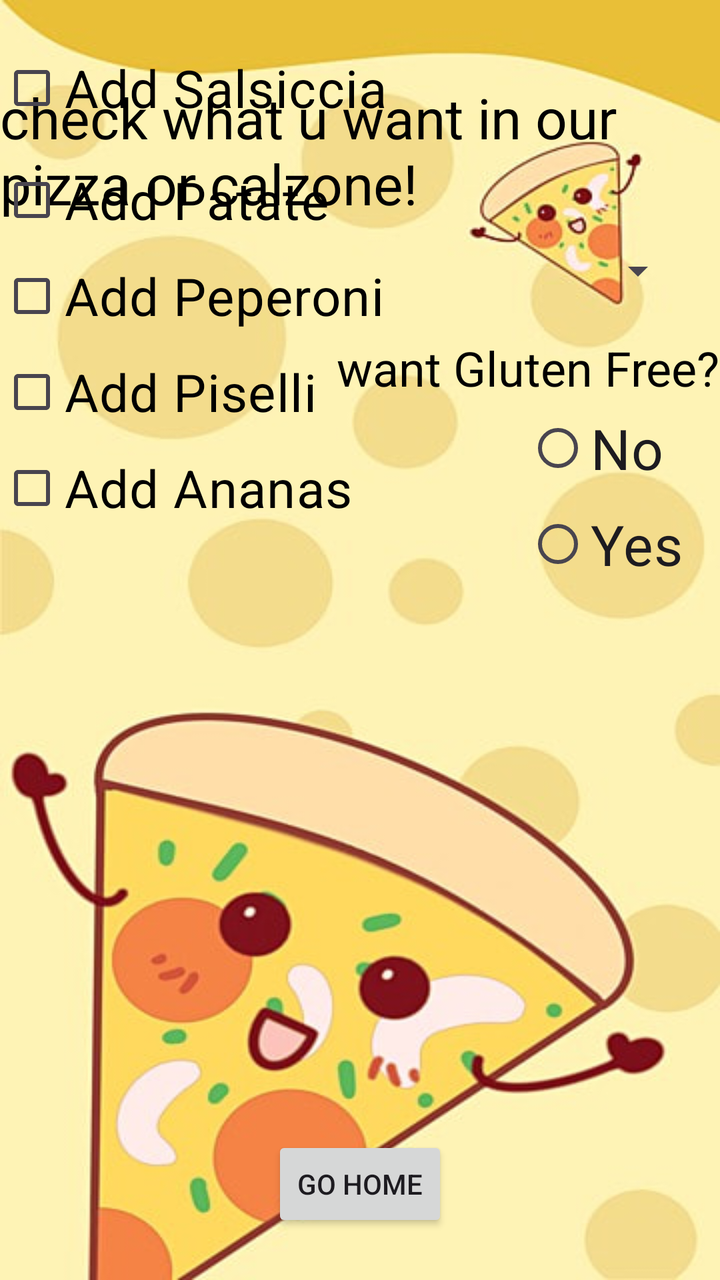
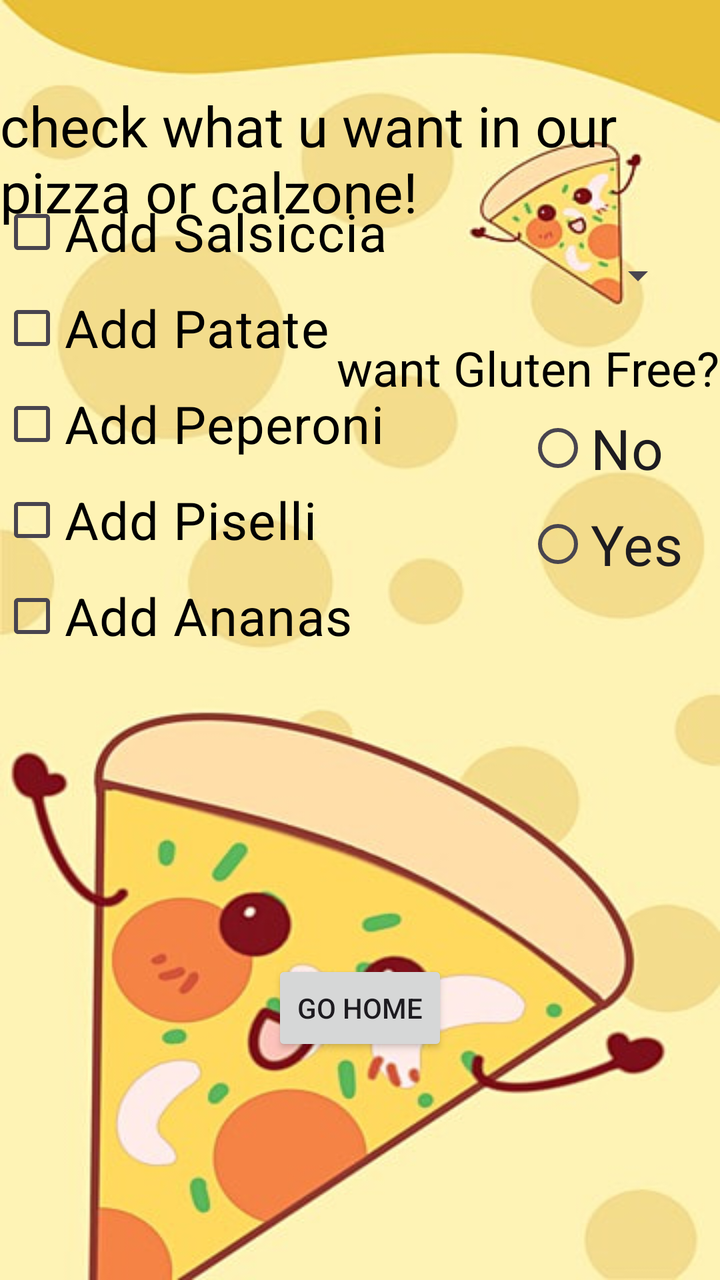

Compare the two renders of this Android layout. The source of the first and the diff that turns it into the second are given below.
<!-- AndroidManifest.xml: application theme Theme.App_life_cycle -->
<!-- res/layout/activity_widgets.xml -->
<?xml version="1.0" encoding="utf-8"?>
<androidx.constraintlayout.widget.ConstraintLayout xmlns:android="http://schemas.android.com/apk/res/android"
    xmlns:app="http://schemas.android.com/apk/res-auto"
    xmlns:tools="http://schemas.android.com/tools"
    android:id="@+id/main"
    android:layout_width="match_parent"
    android:layout_height="match_parent"
    android:background="@drawable/pizzaa"
    tools:context=".Activity_widgets">


    <TextView
        android:id="@+id/textView3"
        android:layout_width="wrap_content"
        android:layout_height="wrap_content"
        android:layout_marginTop="40dp"
        android:text="check what u want in our pizza or calzone!"
        android:textColor="@color/black"
        android:textSize="28sp"
        app:layout_constraintEnd_toEndOf="parent"
        app:layout_constraintStart_toStartOf="parent"
        app:layout_constraintTop_toTopOf="parent" />

    <CheckBox
        android:id="@+id/checkSalsiccia"
        android:layout_width="wrap_content"
        android:layout_height="wrap_content"
        android:layout_marginBottom="500dp"
        android:text="Add Salsiccia "
        android:textColor="@color/black"
        android:textSize="26dp"
        app:layout_constraintBottom_toTopOf="@+id/widgetToHome"
        app:layout_constraintEnd_toEndOf="parent"
        app:layout_constraintHorizontal_bias="0.0"
        app:layout_constraintStart_toStartOf="parent" />

    <CheckBox
        android:id="@+id/checkPatate"
        android:layout_width="wrap_content"
        android:layout_height="wrap_content"
        android:layout_marginBottom="444dp"
        android:text="Add Patate "
        android:textColor="@color/black"
        android:textSize="26dp"
        app:layout_constraintBottom_toTopOf="@+id/widgetToHome"
        app:layout_constraintEnd_toEndOf="parent"
        app:layout_constraintHorizontal_bias="0.0"
        app:layout_constraintStart_toStartOf="parent" />

    <CheckBox
        android:id="@+id/checkPisell"
        android:layout_width="wrap_content"
        android:layout_height="wrap_content"
        android:layout_marginBottom="348dp"
        android:text="Add Piselli "
        android:textColor="@color/black"
        android:textSize="26dp"
        app:layout_constraintBottom_toTopOf="@+id/widgetToHome"
        app:layout_constraintEnd_toEndOf="parent"
        app:layout_constraintHorizontal_bias="0.0"
        app:layout_constraintStart_toStartOf="parent" />

    <CheckBox
        android:id="@+id/checkAnanas"
        android:layout_width="wrap_content"
        android:layout_height="wrap_content"
        android:layout_marginBottom="300dp"
        android:text="Add Ananas "
        android:textColor="@color/black"
        android:textSize="26dp"
        app:layout_constraintBottom_toTopOf="@+id/widgetToHome"
        app:layout_constraintEnd_toEndOf="parent"
        app:layout_constraintHorizontal_bias="0.0"
        app:layout_constraintStart_toStartOf="parent" />

    <CheckBox
        android:id="@+id/checkPeperon"
        android:layout_width="wrap_content"
        android:layout_height="wrap_content"
        android:layout_marginBottom="396dp"
        android:text="Add Peperoni "
        android:textColor="@color/black"
        android:textSize="26dp"
        app:layout_constraintBottom_toTopOf="@+id/widgetToHome"
        app:layout_constraintEnd_toEndOf="parent"
        app:layout_constraintHorizontal_bias="0.0"
        app:layout_constraintStart_toStartOf="parent" />


    <Button
        android:id="@+id/widgetToHome"
        android:layout_width="wrap_content"
        android:layout_height="wrap_content"
        android:layout_marginBottom="24dp"
        android:text="Go Home"
        app:layout_constraintBottom_toBottomOf="parent"
        app:layout_constraintEnd_toEndOf="parent"
        app:layout_constraintStart_toStartOf="parent" />

    <TextView
        android:id="@+id/textView2"
        android:layout_width="wrap_content"
        android:layout_height="wrap_content"
        android:layout_marginBottom="440dp"
        android:text="want Gluten Free?"
        android:textColor="@color/black"
        android:textSize="24sp"
        app:layout_constraintBottom_toBottomOf="parent"
        app:layout_constraintEnd_toEndOf="parent"
        app:layout_constraintHorizontal_bias="1.0"
        app:layout_constraintStart_toStartOf="parent" />

    <RadioGroup
        android:id="@+id/radioGroup1"
        android:layout_width="91dp"
        android:layout_height="112dp"
        android:layout_marginBottom="328dp"
        android:orientation="vertical"
        app:layout_constraintBottom_toBottomOf="parent"
        app:layout_constraintEnd_toEndOf="@+id/textView2"
        app:layout_constraintHorizontal_bias="0.94"
        app:layout_constraintStart_toStartOf="@+id/textView2">


        <RadioButton
            android:id="@+id/noGlutenFree"
            android:layout_width="wrap_content"
            android:layout_height="wrap_content"
            android:text="No"
            android:textSize="28dp" />

        <RadioButton
            android:id="@+id/yesGlutenFree"
            android:layout_width="wrap_content"
            android:layout_height="wrap_content"
            android:text="Yes"
            android:textSize="28dp" />

    </RadioGroup>

    <Spinner

        android:id="@+id/spinner"
        android:layout_width="wrap_content"
        android:layout_height="wrap_content"
        android:textSize="28sp"
        app:layout_constraintBottom_toTopOf="@+id/textView2"
        app:layout_constraintEnd_toEndOf="parent"
        app:layout_constraintHorizontal_bias="0.945"
        app:layout_constraintStart_toStartOf="parent"
        app:layout_constraintTop_toBottomOf="@+id/textView3"
        app:layout_constraintVertical_bias="0.387" />

</androidx.constraintlayout.widget.ConstraintLayout>
<!-- resources referenced by this layout -->
<resources>
  <color name="black">#FF000000</color>
  <!-- drawable pizzaa: jpg bitmap (drawable, 41079 bytes) -->
  <style name="Theme.App_life_cycle" parent="android:Theme.Material.Light.NoActionBar" />
</resources>

<!-- the commit's change to res/layout/activity_widgets.xml (unified diff, before → after) -->
@@ -13,11 +13,12 @@
         android:id="@+id/textView3"
         android:layout_width="wrap_content"
         android:layout_height="wrap_content"
-        android:layout_marginTop="40dp"
+        android:layout_marginTop="44dp"
         android:text="check what u want in our pizza or calzone!"
         android:textColor="@color/black"
         android:textSize="28sp"
         app:layout_constraintEnd_toEndOf="parent"
+        app:layout_constraintHorizontal_bias="0.0"
         app:layout_constraintStart_toStartOf="parent"
         app:layout_constraintTop_toTopOf="parent" />
 
@@ -25,7 +26,7 @@
         android:id="@+id/checkSalsiccia"
         android:layout_width="wrap_content"
         android:layout_height="wrap_content"
-        android:layout_marginBottom="500dp"
+        android:layout_marginBottom="340dp"
         android:text="Add Salsiccia "
         android:textColor="@color/black"
         android:textSize="26dp"
@@ -38,7 +39,7 @@
         android:id="@+id/checkPatate"
         android:layout_width="wrap_content"
         android:layout_height="wrap_content"
-        android:layout_marginBottom="444dp"
+        android:layout_marginBottom="292dp"
         android:text="Add Patate "
         android:textColor="@color/black"
         android:textSize="26dp"
@@ -51,7 +52,7 @@
         android:id="@+id/checkPisell"
         android:layout_width="wrap_content"
         android:layout_height="wrap_content"
-        android:layout_marginBottom="348dp"
+        android:layout_marginBottom="196dp"
         android:text="Add Piselli "
         android:textColor="@color/black"
         android:textSize="26dp"
@@ -64,7 +65,7 @@
         android:id="@+id/checkAnanas"
         android:layout_width="wrap_content"
         android:layout_height="wrap_content"
-        android:layout_marginBottom="300dp"
+        android:layout_marginBottom="148dp"
         android:text="Add Ananas "
         android:textColor="@color/black"
         android:textSize="26dp"
@@ -73,11 +74,12 @@
         app:layout_constraintHorizontal_bias="0.0"
         app:layout_constraintStart_toStartOf="parent" />
 
+
     <CheckBox
         android:id="@+id/checkPeperon"
         android:layout_width="wrap_content"
         android:layout_height="wrap_content"
-        android:layout_marginBottom="396dp"
+        android:layout_marginBottom="244dp"
         android:text="Add Peperoni "
         android:textColor="@color/black"
         android:textSize="26dp"
@@ -86,12 +88,11 @@
         app:layout_constraintHorizontal_bias="0.0"
         app:layout_constraintStart_toStartOf="parent" />
 
-
     <Button
         android:id="@+id/widgetToHome"
         android:layout_width="wrap_content"
         android:layout_height="wrap_content"
-        android:layout_marginBottom="24dp"
+        android:layout_marginBottom="112dp"
         android:text="Go Home"
         app:layout_constraintBottom_toBottomOf="parent"
         app:layout_constraintEnd_toEndOf="parent"
@@ -151,4 +152,5 @@
         app:layout_constraintTop_toBottomOf="@+id/textView3"
         app:layout_constraintVertical_bias="0.387" />
 
+
 </androidx.constraintlayout.widget.ConstraintLayout>
